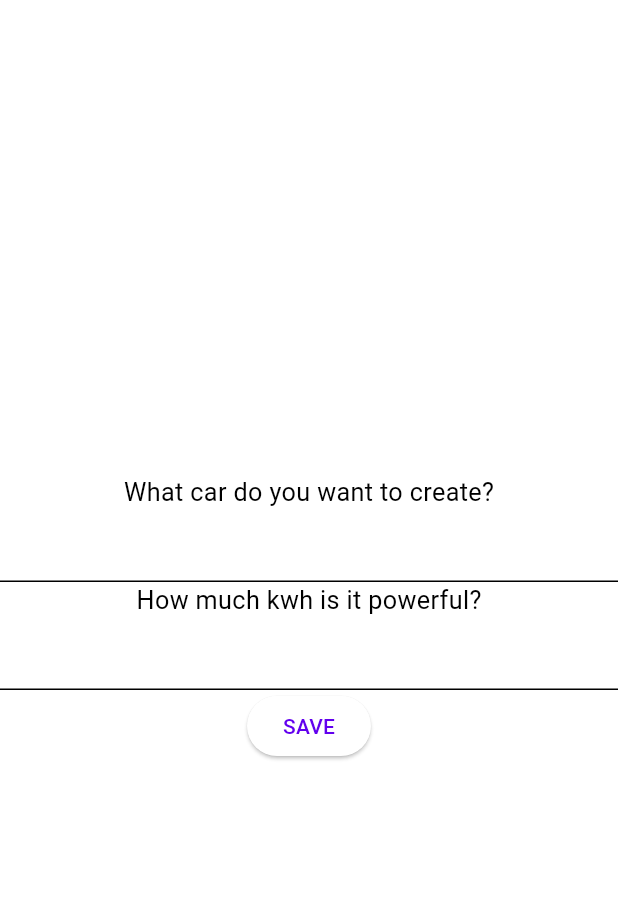
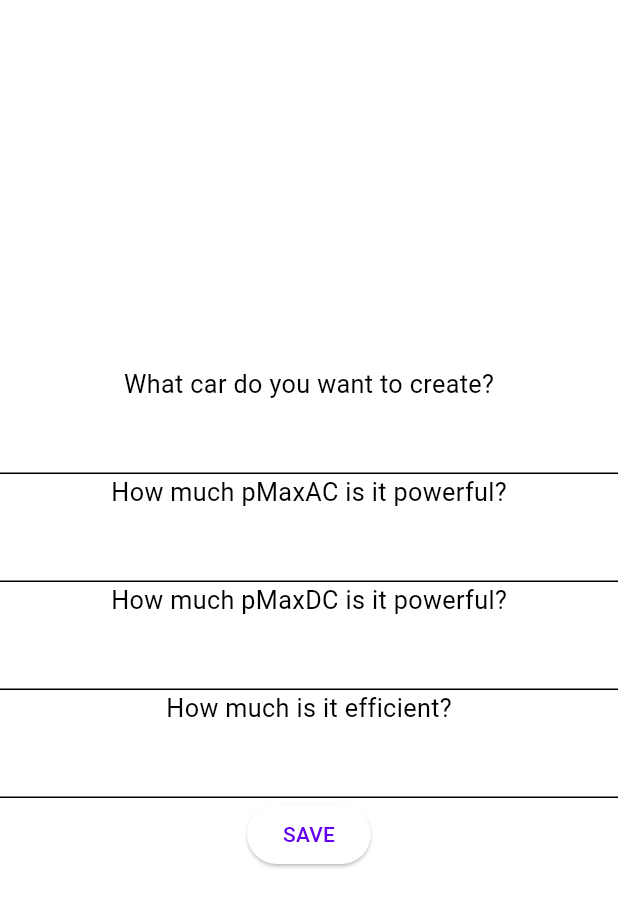
Before and after one commit to Thatisjigen/GreenCars, a Flutter app: the AddCarDialog widget shown alone on an empty page, opened directly with empty values, on a phone screen of 412 x 824 dp. Shown: the top 907 px of the screen. Run offline on Flutter 3.47's test engine with Material 2 defaults, Android fonts, the phone set to English and light mode, and no system bars; our stand-ins replace bloc, date_field, equatable, flutter_bloc, google_maps_flutter, hydrated_bloc.

Commit message:
GreenCars: implement the booking popup view and update the cars model Todo: add the target soc

```diff
--- a/lib/blocs/shared/cars/cars_bloc.dart
+++ b/lib/blocs/shared/cars/cars_bloc.dart
@@ -13,7 +13,7 @@ class CarsBloc extends HydratedBloc<CarsEvent, CarsState> {
     on<AddCars>((event, emit) async {
       emit(CarsLoading());
       final updatedCarsList =
-          carsRepository.addCar(event.carName, event.carKwh);
+          carsRepository.addCar(event.carName, event.carPMaxAC, event.carPMaxDC, event.carEfficiency);
       emit(CarsLoaded(updatedCarsList));
     });
     on<RemoveCars>((event, emit) {
--- a/lib/blocs/shared/cars/cars_event.dart
+++ b/lib/blocs/shared/cars/cars_event.dart
@@ -9,11 +9,14 @@ abstract class CarsEvent extends Equatable {
 
 class AddCars extends CarsEvent {
   final String carName;
-  final int carKwh;
-  const AddCars(this.carName, this.carKwh);
+  final int carPMaxAC;
+  final int carPMaxDC;
+  final int carEfficiency;
+
+  const AddCars(this.carName, this.carPMaxAC, this.carPMaxDC, this.carEfficiency);
 
   @override
-  List<Object> get props => [carName, carKwh];
+  List<Object> get props => [carName, carPMaxAC,carPMaxDC,carEfficiency];
 }
 
 class RemoveCars extends CarsEvent {
--- a/lib/data/models/car.dart
+++ b/lib/data/models/car.dart
@@ -1,24 +1,32 @@
 class Car {
   final String id;
   String name;
-  int kwh;
+  int pMaxAC;
+  int pMaxDC;
+  int efficiency;
 
   Car({
     required this.id,
-    required this.kwh,
     required this.name,
+    required this.pMaxAC,
+    required this.pMaxDC,
+    required this.efficiency,
   });
 
   Car.fromJson(Map<String, dynamic> json)
       : id = json['id'],
         name = json['name'],
-        kwh = json['kwh'];
+        pMaxAC = json['pMaxAC'],
+        pMaxDC = json['pMaxDC'],
+        efficiency = json['efficiency'];
 
   String get cars => name;
 
   Map<String, dynamic> toJson() => {
         'id': id,
         'name': name,
-        'kwh': kwh,
-      };
+        'pMaxAC': pMaxAC,
+        'pMaxDC': pMaxDC,
+        'efficiency': efficiency,
+  };
 }
--- a/lib/data/models/tickets.dart
+++ b/lib/data/models/tickets.dart
@@ -6,8 +6,10 @@ class Ticket {
   int maxMeters;
   bool green;
   double lat, lon;
+  int targetPercentage;
+  int durationMinutes;
   // ignore: prefer_typing_uninitialized_variables
-  var date;
+  DateTime date;
 
   Ticket._privateConstructor({
     required this.percentage,
@@ -17,16 +19,20 @@ class Ticket {
     required this.lat,
     required this.lon,
     required this.date,
+    required this.durationMinutes,
+    required this.targetPercentage
   });
 
-  static final Ticket _instance = Ticket._privateConstructor(
+  static final Ticket _instance = Ticket._privateConstructor(//make it a singleton using a dumb instance with non valid values
     percentage: 0,
-    car: Car(id: "-1", name: "default", kwh: 100),
+    car: Car(id: "-1", name: "default", pMaxAC: -1, pMaxDC: -1, efficiency: -1),
     maxMeters: 0,
     green: false,
     lat: -1,
     lon: -1,
-    date: "20/12/20 14:30",
+    date: DateTime.now(),
+    durationMinutes: 10,
+    targetPercentage: -1,
   );
 
   factory Ticket() {
@@ -39,7 +45,10 @@ class Ticket {
         maxMeters = json['maxMeter'],
         green = json['green'],
         lat = json['lat'],
-        lon = json['lon'];
+        lon = json['lon'],
+        date = json['date'],
+        durationMinutes = json['durationMinutes'],
+        targetPercentage = json['targetPercentage'];
 
   Map<String, dynamic> toJson() => {
         'percentage': percentage,
@@ -48,7 +57,9 @@ class Ticket {
         'green': green,
         'lat': lat,
         'lon': lon,
-      };
+        'durationMinutes' : durationMinutes,
+        'targetPercentage' : targetPercentage,
+};
 
   updateTicket(var value, int what) {
     switch (what) {
@@ -69,6 +80,15 @@ class Ticket {
         break;
       case (5):
         lon = value;
+        break;
+      case (7):
+        date = value;
+        break;
+      case (8):
+        durationMinutes = value;
+        break;
+      case (9):
+        targetPercentage = value;
         break;
       default:
         return;
--- a/lib/data/repository/car/car.dart
+++ b/lib/data/repository/car/car.dart
@@ -6,8 +6,8 @@ class CarRepository {
   final uuid = const Uuid();
   List<Car> carList = [];
 
-  List<Car> addCar(String carName, int carKwh) {
-    final car = Car(id: uuid.v4(), kwh: carKwh, name: carName);
+  List<Car> addCar(String carName, int carPMaxAC, int carPMaxDC, int carEfficiency) {
+    final car = Car(id: uuid.v4(), pMaxAC: carPMaxAC, name: carName, pMaxDC: carPMaxDC, efficiency: carEfficiency);
     carList.add(car);
     return carList;
   }
@@ -23,7 +23,7 @@ class CarRepository {
         if (what == 0) {
           element.name = value;
         } else if (what == 1) {
-          element.kwh = value;
+          element.pMaxAC = value;
         }
       }
     }
--- a/lib/main.dart
+++ b/lib/main.dart
@@ -1,6 +1,8 @@
 import 'package:flutter/material.dart';
 import 'package:flutter_bloc/flutter_bloc.dart';
 import 'package:green_cars/blocs/shared/cars/cars_bloc.dart';
+import 'package:green_cars/blocs/shared/tickets/tickets_bloc.dart';
+import 'package:green_cars/data/models/tickets.dart';
 import 'package:green_cars/data/repository/car/car.dart';
 import 'package:green_cars/presentation/pages/homepage.dart';
 import 'package:green_cars/presentation/theme/style.dart';
@@ -16,13 +18,14 @@ void main() async {
   );
 
   HydratedBlocOverrides.runZoned(
-    () => runApp(const MyApp()),
+    () => runApp(MyApp()),
     storage: storage,
   );
 }
 
 class MyApp extends StatelessWidget {
-  const MyApp({Key? key}) : super(key: key);
+  MyApp({Key? key}) : super(key: key);
+  final Ticket _ticket = Ticket();
 
   // This widget is the root of your application.
   @override
@@ -35,6 +38,8 @@ class MyApp extends StatelessWidget {
           create: (context) => NavigationCubit(), //create the cubit itself
         ),
         BlocProvider<CarsBloc>(create: (context) => CarsBloc(carStorageRepo)),
+        BlocProvider<TicketsBloc>(create: (context) => TicketsBloc(_ticket),
+    ),
       ],
       child: MaterialApp(
         title: 'GreenCars',
--- a/lib/presentation/pages/home/screens/sharedelements/addcar_dialog.dart
+++ b/lib/presentation/pages/home/screens/sharedelements/addcar_dialog.dart
@@ -5,11 +5,15 @@ import 'package:green_cars/blocs/shared/cars/cars_bloc.dart';
 // ignore: must_be_immutable
 class AddCarDialog extends StatelessWidget {
   TextEditingController carNameController;
-  TextEditingController carKwhController;
+  TextEditingController carpMaxACController;
+  TextEditingController carpMaxDCController;
+  TextEditingController carEfficiencyController;
   AddCarDialog({
     Key? key,
     required this.carNameController,
-    required this.carKwhController,
+    required this.carpMaxACController,
+    required this.carpMaxDCController,
+    required this.carEfficiencyController,
   }) : super(key: key);
   @override
   Widget build(BuildContext context) {
@@ -27,16 +31,30 @@ class AddCarDialog extends StatelessWidget {
             controller: carNameController,
           ),
           const Text(
-            "How much kwh is it powerful?",
+            "How much pMaxAC is it powerful?",
             textScaleFactor: 1.2,
           ),
           TextField(
-            controller: carKwhController,
+            controller: carpMaxACController,
+          ),
+          const Text(
+            "How much pMaxDC is it powerful?",//Todo: fix the string
+            textScaleFactor: 1.2,
+          ),
+          TextField(
+            controller: carpMaxDCController,
+          ),
+          const Text(
+            "How much is it efficient?",
+            textScaleFactor: 1.2,
+          ),
+          TextField(
+            controller: carEfficiencyController,
           ),
           ElevatedButton(
               onPressed: () {
                 context.read<CarsBloc>().add(AddCars(
-                    carNameController.text, int.parse(carKwhController.text)));
+                    carNameController.text, int.parse(carpMaxACController.text),int.parse(carpMaxDCController.text),int.parse(carEfficiencyController.text)));
                 Navigator.of(context).pop(context);
               },
               child: const Text('SAVE'))
```
Also changed, not shown: lib/presentation/pages/home/screens/cars/profilescreen.dart (+7 -4 lines), lib/presentation/pages/home/screens/home/elements/booking_details_widget.dart (added, +98 -0 lines), lib/presentation/pages/home/screens/home/elements/booking_widget.dart (+20 -8 lines), lib/presentation/pages/home/screens/home/homescreen.dart (+10 -16 lines).
